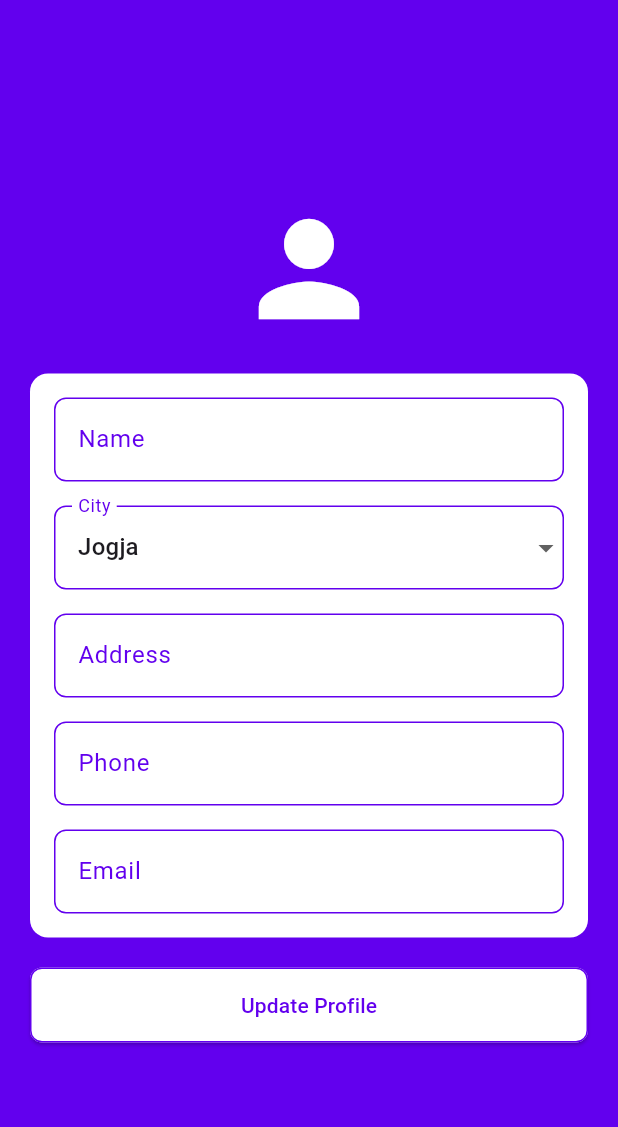
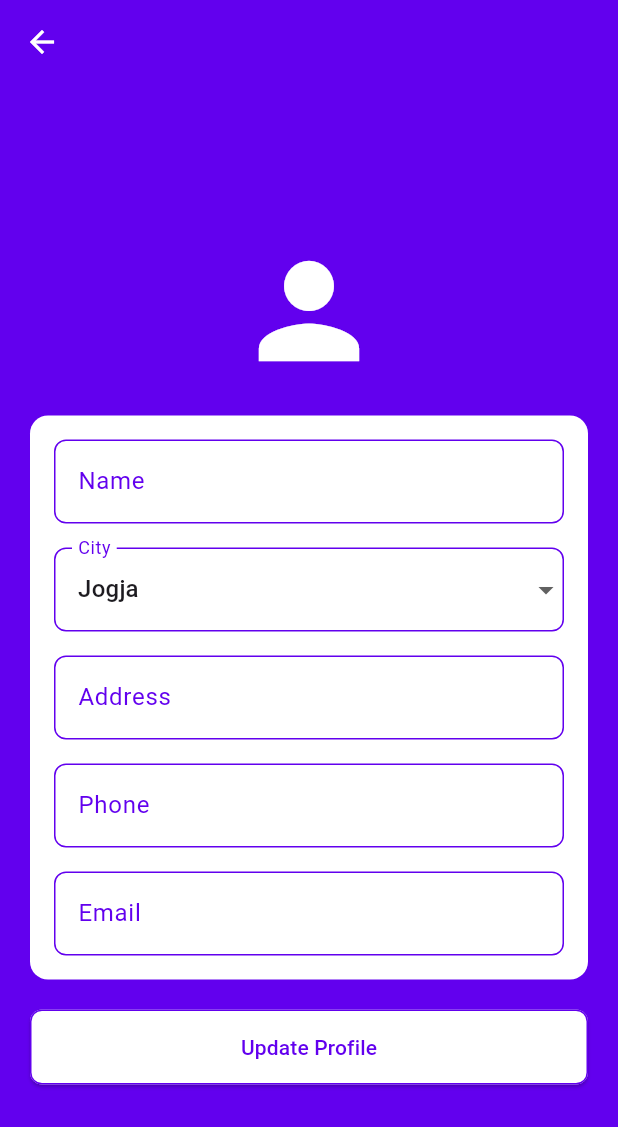
Before and after one commit to herdifariz/proyek-akhir-tpm, a Flutter app: the HomePage screen opened by its route, item 3 of the bottom bar chosen, after a tap on "Edit Profile", on a phone screen of 412 x 824 dp. Shown: the top 1127 px of the screen. Run offline on Flutter 3.47's test engine with Material 3 defaults, Android fonts, the phone set to English and light mode, and no system bars; our stand-ins replace hive, hive_flutter, image_picker, shared_preferences; accounts and stored records are empty; network calls fail.

Commit message:
fitur update profil

```diff
--- a/lib/controllers/login_controller.dart
+++ b/lib/controllers/login_controller.dart
@@ -21,6 +21,8 @@ class LoginController {
       print('Login successful!');
       logindata = await SharedPreferences.getInstance();
       logindata.setBool('login', false);
+      logindata.setString('email', email);
+      // print(logindata.getString('email'));
       Navigator.pushReplacement(
         context,
         MaterialPageRoute(builder: (context) => HomePage()),
--- a/lib/models/base_network.dart
+++ b/lib/models/base_network.dart
@@ -7,7 +7,7 @@ class BaseNetwork {
     final String fullUrl = baseUrl + "/" + partUrl;
     debugPrint("BaseNetwork - fullUrl : $fullUrl");
     final response = await http.get(Uri.parse(fullUrl));
-    debugPrint("BaseNetwork - response : ${response.body}");
+    // debugPrint("BaseNetwork - response : ${response.body}");
     return _processResponse(response);
   }
 
--- a/lib/screens/profile/component/profile_data.dart
+++ b/lib/screens/profile/component/profile_data.dart
@@ -1,5 +1,6 @@
 import 'package:flutter/material.dart';
 import 'package:hive/hive.dart';
+import 'package:shared_preferences/shared_preferences.dart';
 import '../../../models/user.dart';
 import 'profile_avatar.dart';
 import 'profile_detail.dart';
@@ -13,6 +14,7 @@ class ProfileData extends StatefulWidget {
 
 class _ProfileDataState extends State<ProfileData> {
   late Box<User> userBox;
+  late SharedPreferences logindata;
   User? currentUser;
 
   @override
@@ -23,10 +25,11 @@ class _ProfileDataState extends State<ProfileData> {
   }
 
   Future<void> openUserBox() async {
+    logindata = await SharedPreferences.getInstance();
+    String? email = logindata.getString('email');
     userBox = await Hive.openBox<User>('userBox');
     setState(() {
-      // Assuming the first user is the logged-in user for this example
-      currentUser = userBox.getAt(0);
+      currentUser = userBox.values.firstWhere((user)=> user.email == email);
     });
   }
 
--- a/lib/screens/profile/edit_profile_page.dart
+++ b/lib/screens/profile/edit_profile_page.dart
@@ -1,5 +1,8 @@
 import 'package:flutter/material.dart';
+import 'package:hive/hive.dart';
+import 'package:shared_preferences/shared_preferences.dart';
 import '../../controllers/profile_controller.dart';
+import '../../models/user.dart';
 import '../register/component/city_dropdown.dart';
 import '../register/component/custom_text_field.dart';
 
@@ -15,6 +18,30 @@ class _EditProfilePageState extends State<EditProfilePage> {
   TextEditingController nameController = TextEditingController();
   TextEditingController addressController = TextEditingController();
   final ProfileController profileController = ProfileController();
+  late Box<User> userBox;
+  late SharedPreferences logindata;
+  User? currentUser;
+
+  @override
+  void initState() {
+    super.initState();
+    openUserBox();
+  }
+
+  Future<void> openUserBox() async {
+    var logindata = await SharedPreferences.getInstance();
+    String? email = logindata.getString('email');
+    userBox = await Hive.openBox<User>('userBox');
+    setState(() {
+      currentUser = userBox.values.firstWhere((user)=> user.email == email);
+    });
+
+    emailController.text = currentUser!.email;
+    nameController.text = currentUser!.name;
+    selectedCity = currentUser!.city;
+    addressController.text = currentUser!.address;
+    phoneController.text = currentUser!.phone;
+  }
 
   void _showErrorDialog(String message) {
     showDialog(
@@ -51,6 +78,10 @@ class _EditProfilePageState extends State<EditProfilePage> {
   @override
   Widget build(BuildContext context) {
     return Scaffold(
+      appBar: AppBar(
+        iconTheme: IconThemeData(color: Colors.white),
+        backgroundColor: Color(0xFF6200EE),
+      ),
       backgroundColor: Color(0xFF6200EE),
       body: Center(
         child: Padding(
```
Also changed, not shown: lib/screens/sidebar/component/user_info.dart (+33 -4 lines).
